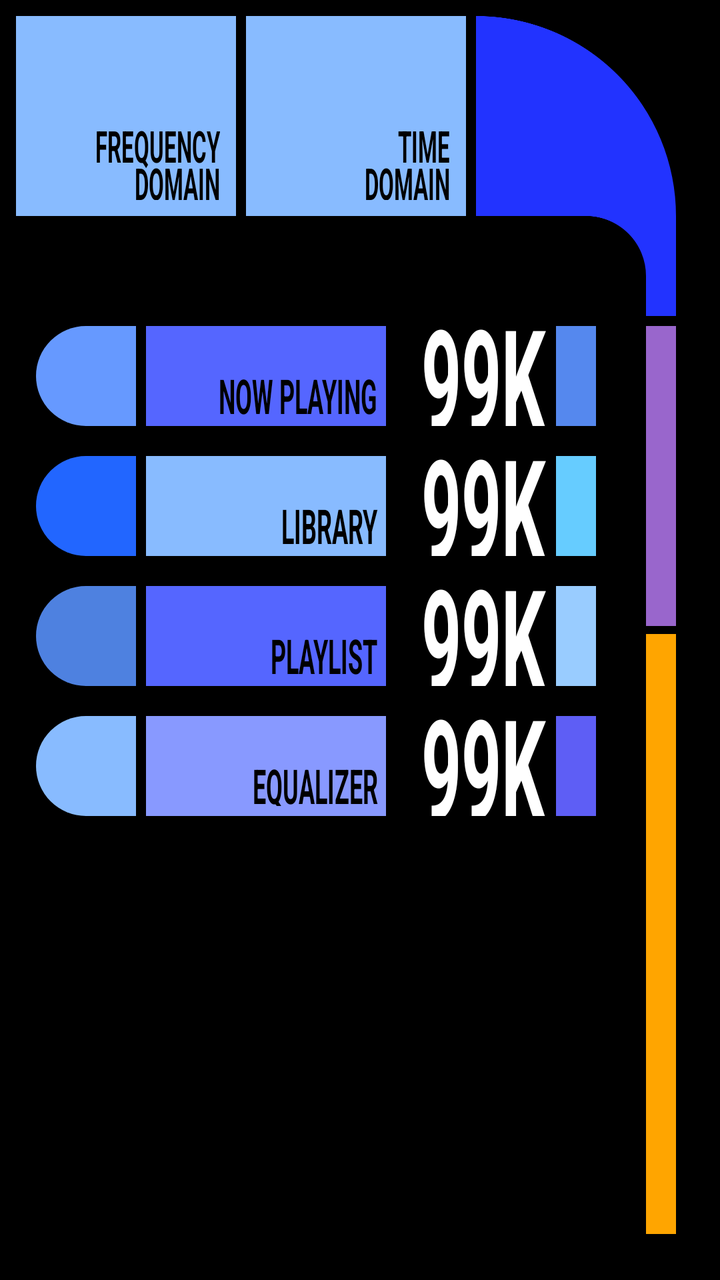
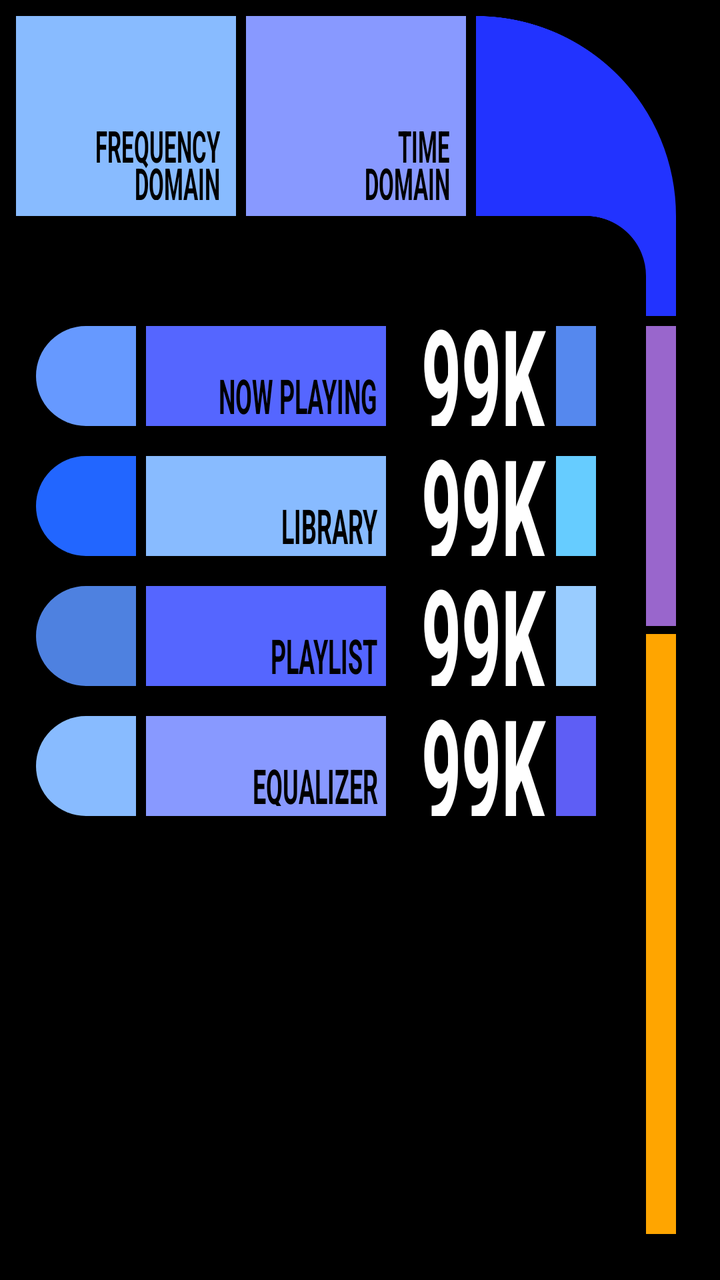

An Android layout rendered at two revisions. The XML below is the earlier revision; the diff shows what the commit changed to produce the second picture.
<!-- AndroidManifest.xml: application theme Theme.LCARSMusic -->
<!-- res/layout/layout_navigation_menu.xml -->
<?xml version="1.0" encoding="utf-8"?>
<LinearLayout xmlns:android="http://schemas.android.com/apk/res/android"
    android:layout_width="match_parent"
    android:layout_height="match_parent"
    android:orientation="vertical"
    android:background="#000000"
    android:padding="8dp">

    <LinearLayout
        android:layout_width="wrap_content"
        android:layout_height="wrap_content"
        android:orientation="horizontal">

        <FrameLayout
            android:id="@+id/btn_visualizer_frequency_domain"
            android:layout_width="110dp"
            android:layout_height="100dp"
            android:layout_marginEnd="5dp"
            android:background="#88bbff"
            android:clickable="true"
            android:focusable="true"
            android:paddingEnd="8dp"
            android:paddingBottom="8dp">

            <TextView
                android:layout_width="wrap_content"
                android:layout_height="28sp"
                android:layout_gravity="bottom|end"
                android:gravity="end"
                android:lineSpacingExtra="-4dp"
                android:scaleY="2.0"
                android:text="FREQUENCY\nDOMAIN"
                android:textColor="#000000"
                android:textSize="11sp"
                android:textStyle="bold" />
        </FrameLayout>

        <FrameLayout
            android:id="@+id/btn_visualizer_time_domain"
            android:layout_width="110dp"
            android:layout_height="100dp"
            android:layout_marginEnd="5dp"
            android:background="#88bbff"
            android:clickable="true"
            android:focusable="true"
            android:paddingEnd="8dp"
            android:paddingBottom="8dp">

            <TextView
                android:layout_width="wrap_content"
                android:layout_height="28sp"
                android:layout_gravity="bottom|end"
                android:gravity="end"
                android:lineSpacingExtra="-4dp"
                android:scaleY="2.0"
                android:text="TIME\nDOMAIN"
                android:textColor="#000000"
                android:textSize="11sp"
                android:textStyle="bold" />
        </FrameLayout>

        <ImageView
            android:layout_width="100dp"
            android:layout_height="150dp"
            android:src="@drawable/lcars_l_shape" />
    </LinearLayout>

    <LinearLayout
        android:layout_width="wrap_content"
        android:layout_height="match_parent"
        android:layout_marginTop="5dp"
        android:orientation="horizontal">

        <LinearLayout
            android:layout_width="wrap_content"
            android:layout_height="match_parent"
            android:paddingStart="10dp"
            android:layout_marginEnd="25dp"
            android:orientation="vertical">

            <LinearLayout
                android:id="@+id/btn_now_playing"
                android:layout_width="wrap_content"
                android:layout_height="wrap_content"
                android:layout_marginBottom="15dp"
                android:clickable="true"
                android:focusable="true"
                android:orientation="horizontal">

                <View
                    android:id="@+id/tombstone_now_playing"
                    android:layout_width="50dp"
                    android:layout_height="50dp"
                    android:background="@drawable/bttn_tombstone_left"
                    android:backgroundTint="#6699FF" />

                <FrameLayout
                    android:id="@+id/label_container_now_playing"
                    android:layout_width="120dp"
                    android:layout_height="50dp"
                    android:layout_marginStart="5dp"
                    android:background="#5566ff"
                    android:paddingEnd="4dp"
                    android:paddingBottom="5dp">

                    <TextView
                        android:id="@+id/text_now_playing"
                        android:layout_width="wrap_content"
                        android:layout_height="18sp"
                        android:layout_gravity="bottom|end"
                        android:scaleY="2.0"
                        android:text="NOW PLAYING"
                        android:textColor="#000000"
                        android:textSize="12sp"
                        android:textStyle="bold" />
                </FrameLayout>

                <TextView
                    android:layout_width="70dp"
                    android:layout_height="50dp"
                    android:layout_marginStart="10dp"
                    android:gravity="fill_vertical|end"
                    android:scaleY="2.0"
                    android:text="99K"
                    android:textColor="#FFFFFF"
                    android:textSize="35sp"
                    android:textStyle="bold" />

                <View
                    android:layout_width="20dp"
                    android:layout_height="50dp"
                    android:layout_marginStart="5dp"
                    android:background="#5588EE" />
            </LinearLayout>

            <LinearLayout
                android:id="@+id/btn_library"
                android:layout_width="wrap_content"
                android:layout_height="wrap_content"
                android:layout_marginBottom="15dp"
                android:clickable="true"
                android:focusable="true"
                android:orientation="horizontal">

                <View
                    android:id="@+id/tombstone_library"
                    android:layout_width="50dp"
                    android:layout_height="50dp"
                    android:background="@drawable/bttn_tombstone_left"
                    android:backgroundTint="#2266FF" />

                <FrameLayout
                    android:id="@+id/label_container_library"
                    android:layout_width="120dp"
                    android:layout_height="50dp"
                    android:layout_marginStart="5dp"
                    android:background="#88BBFF"
                    android:paddingEnd="4dp"
                    android:paddingBottom="5dp">

                    <TextView
                        android:id="@+id/text_library"
                        android:layout_width="wrap_content"
                        android:layout_height="18sp"
                        android:layout_gravity="bottom|end"
                        android:scaleY="2.0"
                        android:text="LIBRARY"
                        android:textColor="#000000"
                        android:textSize="12sp"
                        android:textStyle="bold" />
                </FrameLayout>

                <TextView
                    android:layout_width="70dp"
                    android:layout_height="50dp"
                    android:layout_marginStart="10dp"
                    android:gravity="fill_vertical|end"
                    android:scaleY="2.0"
                    android:text="99K"
                    android:textColor="#FFFFFF"
                    android:textSize="35sp"
                    android:textStyle="bold" />

                <View
                    android:layout_width="20dp"
                    android:layout_height="50dp"
                    android:layout_marginStart="5dp"
                    android:background="#66CCFF" />
            </LinearLayout>

            <LinearLayout
                android:id="@+id/btn_playlist"
                android:layout_width="wrap_content"
                android:layout_height="wrap_content"
                android:layout_marginBottom="15dp"
                android:clickable="true"
                android:focusable="true"
                android:orientation="horizontal">

                <View
                    android:id="@+id/tombstone_playlist"
                    android:layout_width="50dp"
                    android:layout_height="50dp"
                    android:background="@drawable/bttn_tombstone_left"
                    android:backgroundTint="#4E81E0" />

                <FrameLayout
                    android:id="@+id/label_container_playlist"
                    android:layout_width="120dp"
                    android:layout_height="50dp"
                    android:layout_marginStart="5dp"
                    android:background="#5566FF"
                    android:paddingEnd="4dp"
                    android:paddingBottom="5dp">

                    <TextView
                        android:id="@+id/text_playlist"
                        android:layout_width="wrap_content"
                        android:layout_height="18sp"
                        android:layout_gravity="bottom|end"
                        android:scaleY="2.0"
                        android:text="PLAYLIST"
                        android:textColor="#000000"
                        android:textSize="12sp"
                        android:textStyle="bold" />
                </FrameLayout>

                <TextView
                    android:layout_width="70dp"
                    android:layout_height="50dp"
                    android:layout_marginStart="10dp"
                    android:gravity="fill_vertical|end"
                    android:scaleY="2.0"
                    android:text="99K"
                    android:textColor="#FFFFFF"
                    android:textSize="35sp"
                    android:textStyle="bold" />

                <View
                    android:layout_width="20dp"
                    android:layout_height="50dp"
                    android:layout_marginStart="5dp"
                    android:background="#99CCFF" />
            </LinearLayout>

            <LinearLayout
                android:id="@+id/btn_equalizer"
                android:layout_width="wrap_content"
                android:layout_height="wrap_content"
                android:layout_marginBottom="10dp"
                android:clickable="true"
                android:focusable="true"
                android:orientation="horizontal">

                <View
                    android:id="@+id/tombstone_equalizer"
                    android:layout_width="50dp"
                    android:layout_height="50dp"
                    android:background="@drawable/bttn_tombstone_left"
                    android:backgroundTint="#88BBFF" />

                <FrameLayout
                    android:id="@+id/label_container_equalizer"
                    android:layout_width="120dp"
                    android:layout_height="50dp"
                    android:layout_marginStart="5dp"
                    android:background="#8899FF"
                    android:paddingEnd="4dp"
                    android:paddingBottom="5dp">

                    <TextView
                        android:id="@+id/text_equalizer"
                        android:layout_width="wrap_content"
                        android:layout_height="18sp"
                        android:layout_gravity="bottom|end"
                        android:scaleY="2.0"
                        android:text="EQUALIZER"
                        android:textColor="#000000"
                        android:textSize="12sp"
                        android:textStyle="bold" />
                </FrameLayout>

                <TextView
                    android:layout_width="70dp"
                    android:layout_height="50dp"
                    android:layout_marginStart="10dp"
                    android:gravity="fill_vertical|end"
                    android:scaleY="2.0"
                    android:text="99K"
                    android:textColor="#FFFFFF"
                    android:textSize="35sp"
                    android:textStyle="bold" />

                <View
                    android:layout_width="20dp"
                    android:layout_height="50dp"
                    android:layout_marginStart="5dp"
                    android:background="#5E5EF5" />
            </LinearLayout>

        </LinearLayout>

        <LinearLayout
            android:layout_width="15dp"
            android:layout_height="match_parent"
            android:orientation="vertical">

            <View
                android:layout_width="match_parent"
                android:layout_height="150dp"
                android:background="#9966CC" />

            <View
                android:layout_width="match_parent"
                android:layout_height="300dp"
                android:layout_marginTop="4dp"
                android:background="#FFA500" />
        </LinearLayout>

    </LinearLayout>
</LinearLayout>
<!-- resources referenced by this layout -->
<resources>
  <!-- drawable bttn_tombstone_left (drawable) -->
  <?xml version="1.0" encoding="utf-8"?>
  <shape xmlns:android="http://schemas.android.com/apk/res/android"
      android:shape="rectangle">
      <solid android:color="#FFFFFF" />
      <corners
          android:topLeftRadius="999dp"
          android:bottomLeftRadius="999dp"
          android:topRightRadius="0dp"
          android:bottomRightRadius="0dp" />
  </shape>
  <!-- drawable lcars_l_shape (drawable) -->
  <?xml version="1.0" encoding="utf-8"?>
  <vector xmlns:android="http://schemas.android.com/apk/res/android"
      android:width="100dp"
      android:height="150dp"
      android:viewportWidth="100"
      android:viewportHeight="150">
      <path
          android:fillColor="#2233ff"
          android:pathData="
              M 0,0
              A 100,100 0 0,1 100,100
              L 100,150
              L 85,150
              L 85,130
              A 30,30 0 0,0 55,100
              L 0,100
              Z" />
  </vector>
  <style name="Theme.LCARSMusic" parent="Theme.MaterialComponents.DayNight.NoActionBar">
          
          <item name="colorPrimary">@color/purple_500</item>
          <item name="colorPrimaryVariant">@color/purple_700</item>
          <item name="colorOnPrimary">@color/white</item>
          
          <item name="colorSecondary">@color/teal_200</item>
          <item name="colorSecondaryVariant">@color/teal_700</item>
          <item name="colorOnSecondary">@color/black</item>
          
          <item name="android:statusBarColor">?attr/colorPrimaryVariant</item>
          
      </style>
  <color name="purple_500">#FF6200EE</color>
  <color name="purple_700">#FF3700B3</color>
  <color name="white">#FFFFFFFF</color>
  <color name="teal_200">#FF03DAC5</color>
  <color name="teal_700">#FF018786</color>
  <color name="black">#FF000000</color>
</resources>

<!-- the commit's change to res/layout/layout_navigation_menu.xml (unified diff, before → after) -->
@@ -16,7 +16,7 @@
             android:layout_width="110dp"
             android:layout_height="100dp"
             android:layout_marginEnd="5dp"
-            android:background="#88bbff"
+            android:background="#88BBFF"
             android:clickable="true"
             android:focusable="true"
             android:paddingEnd="8dp"
@@ -40,7 +40,7 @@
             android:layout_width="110dp"
             android:layout_height="100dp"
             android:layout_marginEnd="5dp"
-            android:background="#88bbff"
+            android:background="#8899FF"
             android:clickable="true"
             android:focusable="true"
             android:paddingEnd="8dp"
